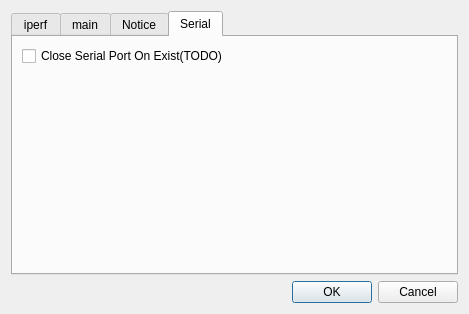
Qt form qiperfc/src/dlgoption.ui (coolshou/qiperf) before a commit.
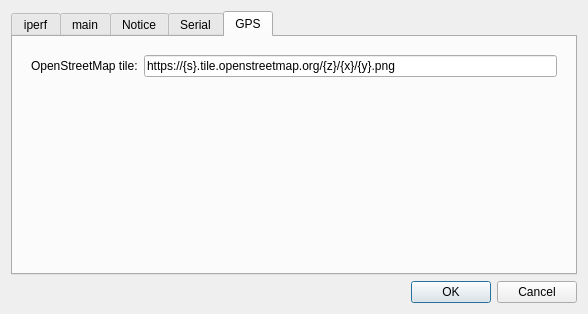
The same form after that commit. Icons and pictures are not drawn.

Commit message: add OpenStreetMapTile option

What changed in the file:
```diff
--- a/qiperfc/src/dlgoption.ui
+++ b/qiperfc/src/dlgoption.ui
@@ -9,7 +9,7 @@
    <rect>
     <x>0</x>
     <y>0</y>
-    <width>469</width>
+    <width>588</width>
     <height>314</height>
    </rect>
   </property>
@@ -24,7 +24,7 @@
    <item>
     <widget class="QTabWidget" name="tabWidget">
      <property name="currentIndex">
-      <number>3</number>
+      <number>4</number>
      </property>
      <widget class="QWidget" name="tab_iperf">
       <attribute name="title">
@@ -346,6 +346,46 @@
        </item>
       </layout>
      </widget>
+     <widget class="QWidget" name="tab_GPS">
+      <attribute name="title">
+       <string>GPS</string>
+      </attribute>
+      <layout class="QVBoxLayout" name="verticalLayout_5">
+       <item>
+        <widget class="QWidget" name="widget_2" native="true">
+         <layout class="QHBoxLayout" name="horizontalLayout_2">
+          <item>
+           <widget class="QLabel" name="label_9">
+            <property name="text">
+             <string>OpenStreetMap tile:</string>
+            </property>
+           </widget>
+          </item>
+          <item>
+           <widget class="QLineEdit" name="leOpenStreetMapTile">
+            <property name="text">
+             <string>https://{s}.tile.openstreetmap.org/{z}/{x}/{y}.png</string>
+            </property>
+           </widget>
+          </item>
+         </layout>
+        </widget>
+       </item>
+       <item>
+        <spacer name="verticalSpacer_5">
+         <property name="orientation">
+          <enum>Qt::Vertical</enum>
+         </property>
+         <property name="sizeHint" stdset="0">
+          <size>
+           <width>20</width>
+           <height>40</height>
+          </size>
+         </property>
+        </spacer>
+       </item>
+      </layout>
+     </widget>
     </widget>
    </item>
    <item>
```
The commit also changes 10 other files.
